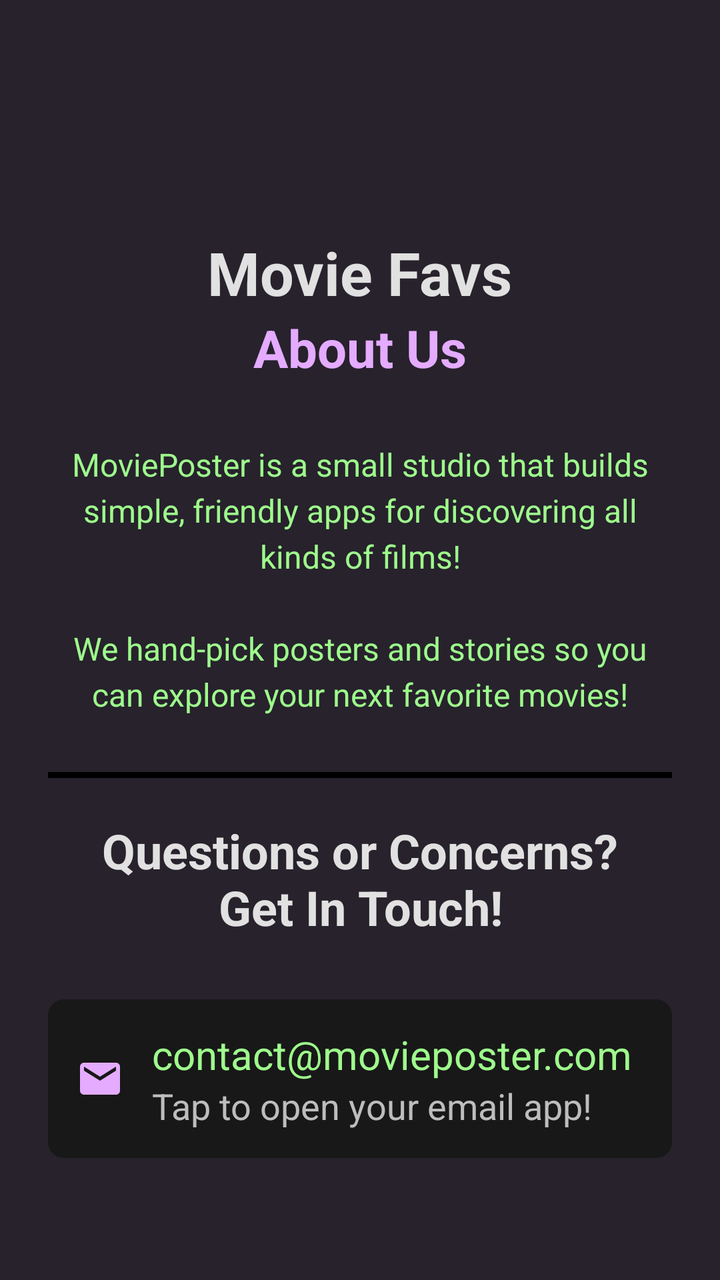
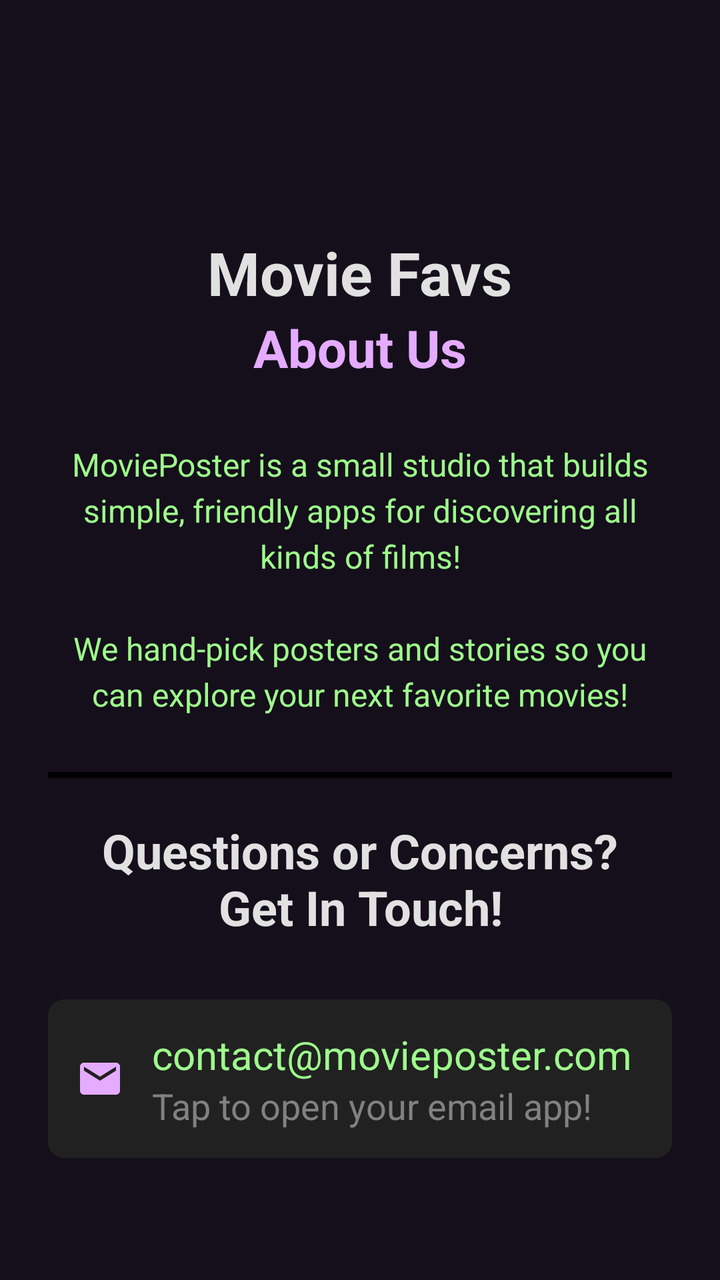

Two renders of the same Android screen: before a commit and after it. Below are the layout's source before the change and the commit's diff.
<!-- AndroidManifest.xml: application theme Theme.Poster1019 -->
<!-- res/layout/fragment_contact.xml -->
<?xml version="1.0" encoding="utf-8"?>
<ScrollView xmlns:android="http://schemas.android.com/apk/res/android"
    xmlns:app="http://schemas.android.com/apk/res-auto"
    xmlns:tools="http://schemas.android.com/tools"
    android:layout_width="match_parent"
    android:layout_height="match_parent"
    android:background="@color/primaryBackground"
    tools:context=".ContactFragment">

    <LinearLayout
        android:layout_width="match_parent"
        android:layout_height="wrap_content"
        android:orientation="vertical"
        android:paddingStart="24dp"
        android:paddingTop="32dp"
        android:paddingEnd="24dp"
        android:paddingBottom="24dp">

        
        <ImageView
            android:layout_width="72dp"
            android:layout_height="72dp"
            android:layout_gravity="center_horizontal"
            android:contentDescription="@string/app_name"
            android:src="@mipmap/ic_launcher_round"/>

        
        <TextView
            android:layout_width="wrap_content"
            android:layout_height="wrap_content"
            android:layout_gravity="center_horizontal"
            android:layout_marginTop="12dp"
            android:text="@string/app_name"
            android:textColor="@color/headerText"
            android:textSize="30sp"
            android:textStyle="bold"/>

        <TextView
            android:layout_width="wrap_content"
            android:layout_height="wrap_content"
            android:layout_gravity="center_horizontal"
            android:text="@string/about_us"
            android:textColor="@color/aboutUsText"
            android:textSize="26sp"
            android:textStyle="bold" />

        
        <TextView
            android:layout_width="match_parent"
            android:layout_height="wrap_content"
            android:layout_marginTop="30dp"
            android:lineSpacingExtra="4dp"
            android:text="@string/company_intro"
            android:textColor="@color/aboutUsDescription"
            android:textSize="16sp"
            android:textAlignment="center"/>

        
        <View
            android:layout_width="match_parent"
            android:layout_height="3dp"
            android:layout_marginTop="28dp"
            android:background="@color/black"/>

        <TextView
            android:layout_width="match_parent"
            android:layout_height="wrap_content"
            android:layout_marginTop="20dp"
            android:layout_marginBottom="20dp"
            android:text="@string/get_in_touch"
            android:textColor="@color/headerText"
            android:textSize="24sp"
            android:textStyle="bold"
            android:textAlignment="center"/>

    
    <LinearLayout
        android:id="@+id/layoutEmail"
        android:layout_width="match_parent"
        android:layout_height="wrap_content"
        android:layout_marginTop="10dp"
        android:background="@drawable/email_row_background"
        android:clickable="true"
        android:focusable="true"
        android:gravity="center_vertical"
        android:orientation="horizontal"
        android:padding="14dp">

        <ImageView
            android:layout_width="24dp"
            android:layout_height="24dp"
            android:importantForAccessibility="no"
            android:src="@drawable/ic_mail"
            app:tint="@color/emailIcon"/>

        <LinearLayout
            android:layout_width="0dp"
            android:layout_height="wrap_content"
            android:layout_marginStart="14dp"
            android:layout_weight="1"
            android:orientation="vertical">

            <TextView
                android:layout_width="wrap_content"
                android:layout_height="wrap_content"
                android:text="@string/contact_email"
                android:textColor="@color/emailText"
                android:textSize="20sp"/>

            <TextView
                android:layout_width="wrap_content"
                android:layout_height="wrap_content"
                android:text="@string/contact_email_hint"
                android:textColor="@color/emailTapText"
                android:textSize="18sp"/>

        </LinearLayout>
    </LinearLayout>


    </LinearLayout>

</ScrollView>
<!-- resources referenced by this layout -->
<resources>
  <color name="aboutUsDescription">#9EFB8C</color>
  <color name="aboutUsText">#E4ABFF</color>
  <color name="black">#FF000000</color>
  <color name="emailIcon">#E4ABFF</color>
  <color name="emailTapText">#BDBDBD</color>
  <color name="emailText">#9EFB8C</color>
  <color name="headerText">#E1E1E1</color>
  <color name="primaryBackground">#27222C</color>
  <!-- drawable email_row_background (drawable) -->
  <?xml version="1.0" encoding="utf-8"?>
  <ripple xmlns:android="http://schemas.android.com/apk/res/android"
      android:color="@color/navFooterBackground">
  
      <item>
          <shape android:shape="rectangle">
              <solid android:color="@color/contactCardBackground"/>
              <corners android:radius="8dp"/>
  
          </shape>
  
      </item>
  
  </ripple>
  <!-- drawable ic_mail (drawable) -->
  <vector xmlns:android="http://schemas.android.com/apk/res/android" android:height="24dp" android:tint="#000000" android:viewportHeight="24" android:viewportWidth="24" android:width="24dp">
        
      <path android:fillColor="@android:color/white" android:pathData="M20,4L4,4c-1.1,0 -1.99,0.9 -1.99,2L2,18c0,1.1 0.9,2 2,2h16c1.1,0 2,-0.9 2,-2L22,6c0,-1.1 -0.9,-2 -2,-2zM20,8l-8,5 -8,-5L4,6l8,5 8,-5v2z"/>
      
  </vector>
  <!-- mipmap ic_launcher_round (mipmap-anydpi-v26) -->
  <?xml version="1.0" encoding="utf-8"?>
  <adaptive-icon xmlns:android="http://schemas.android.com/apk/res/android">
      <background android:drawable="@color/ic_launcher_background"/>
      <foreground android:drawable="@mipmap/ic_launcher_foreground"/>
      <monochrome android:drawable="@mipmap/ic_launcher_foreground"/>
  </adaptive-icon>
  <string name="about_us">About Us</string>
  <string name="app_name">Movie Favs</string>
  <string name="company_intro">MoviePoster is a small studio that builds simple, friendly apps for discovering all kinds of films!\n\nWe hand-pick posters and stories so you can explore your next favorite movies!</string>
  <string name="contact_email">contact@movieposter.com</string>
  <string name="contact_email_hint">Tap to open your email app!</string>
  <string name="get_in_touch">Questions or Concerns?\nGet In Touch!</string>
  <style name="Theme.Poster1019" parent="Base.Theme.Poster1019" />
  <color name="navFooterBackground">#212121</color>
  <color name="contactCardBackground">#181818</color>
  <color name="ic_launcher_background">#000000</color>
  <style name="Base.Theme.Poster1019" parent="Theme.Material3.DayNight.NoActionBar">
          <item name="colorPrimary">@color/accent</item>
          <item name="colorOnPrimary">@color/primaryBackground</item>
          <item name="colorSecondary">@color/accent</item>
          <item name="colorOnSecondary">@color/primaryBackground</item>
      </style>
  <color name="accent">#9EFB8C</color>
</resources>

<!-- the commit's change to res/layout/fragment_contact.xml (unified diff, before → after) -->
@@ -4,7 +4,7 @@
     xmlns:tools="http://schemas.android.com/tools"
     android:layout_width="match_parent"
     android:layout_height="match_parent"
-    android:background="@color/primaryBackground"
+    android:background="@color/background"
     tools:context=".ContactFragment">
 
     <LinearLayout
<!-- resource entries referenced after the edit -->
@@ -2,12 +2,12 @@
 <resources>
   <color name="aboutUsDescription">#9EFB8C</color>
   <color name="aboutUsText">#E4ABFF</color>
+  <color name="background">#150F1B</color>
   <color name="black">#FF000000</color>
   <color name="emailIcon">#E4ABFF</color>
-  <color name="emailTapText">#BDBDBD</color>
+  <color name="emailTapText">#818181</color>
   <color name="emailText">#9EFB8C</color>
   <color name="headerText">#E1E1E1</color>
-  <color name="primaryBackground">#27222C</color>
   <!-- drawable email_row_background (drawable) -->
   <?xml version="1.0" encoding="utf-8"?>
   <ripple xmlns:android="http://schemas.android.com/apk/res/android"
@@ -15,7 +15,7 @@
   
       <item>
           <shape android:shape="rectangle">
-              <solid android:color="@color/contactCardBackground"/>
+              <solid android:color="@color/emailCardBackground"/>
               <corners android:radius="8dp"/>
   
           </shape>
@@ -25,9 +25,7 @@
   </ripple>
   <!-- drawable ic_mail (drawable) -->
   <vector xmlns:android="http://schemas.android.com/apk/res/android" android:height="24dp" android:tint="#000000" android:viewportHeight="24" android:viewportWidth="24" android:width="24dp">
-        
       <path android:fillColor="@android:color/white" android:pathData="M20,4L4,4c-1.1,0 -1.99,0.9 -1.99,2L2,18c0,1.1 0.9,2 2,2h16c1.1,0 2,-0.9 2,-2L22,6c0,-1.1 -0.9,-2 -2,-2zM20,8l-8,5 -8,-5L4,6l8,5 8,-5v2z"/>
-      
   </vector>
   <!-- mipmap ic_launcher_round (mipmap-anydpi-v26) -->
   <?xml version="1.0" encoding="utf-8"?>
@@ -44,14 +42,15 @@
   <string name="get_in_touch">Questions or Concerns?\nGet In Touch!</string>
   <style name="Theme.Poster1019" parent="Base.Theme.Poster1019" />
   <color name="navFooterBackground">#212121</color>
-  <color name="contactCardBackground">#181818</color>
+  <color name="emailCardBackground">#212121</color>
   <color name="ic_launcher_background">#000000</color>
   <style name="Base.Theme.Poster1019" parent="Theme.Material3.DayNight.NoActionBar">
           <item name="colorPrimary">@color/accent</item>
-          <item name="colorOnPrimary">@color/primaryBackground</item>
+          <item name="colorOnPrimary">@color/headerBackground</item>
           <item name="colorSecondary">@color/accent</item>
-          <item name="colorOnSecondary">@color/primaryBackground</item>
+          <item name="colorOnSecondary">@color/headerBackground</item>
       </style>
   <color name="accent">#9EFB8C</color>
+  <color name="headerBackground">#27222C</color>
 </resources>
 
